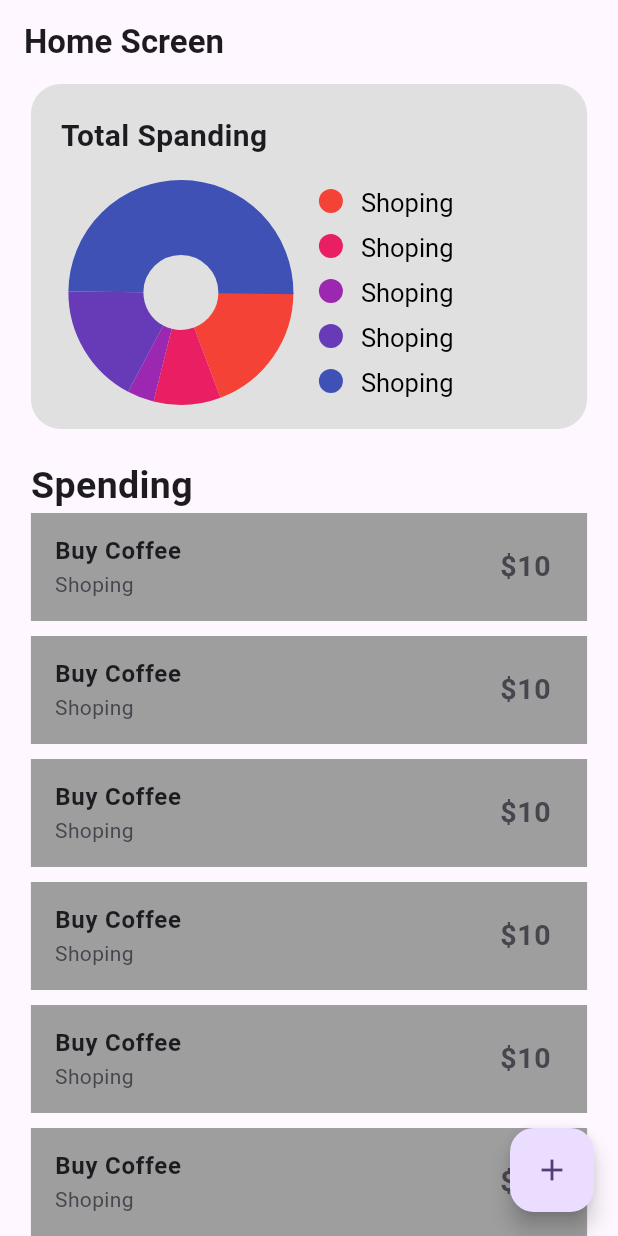
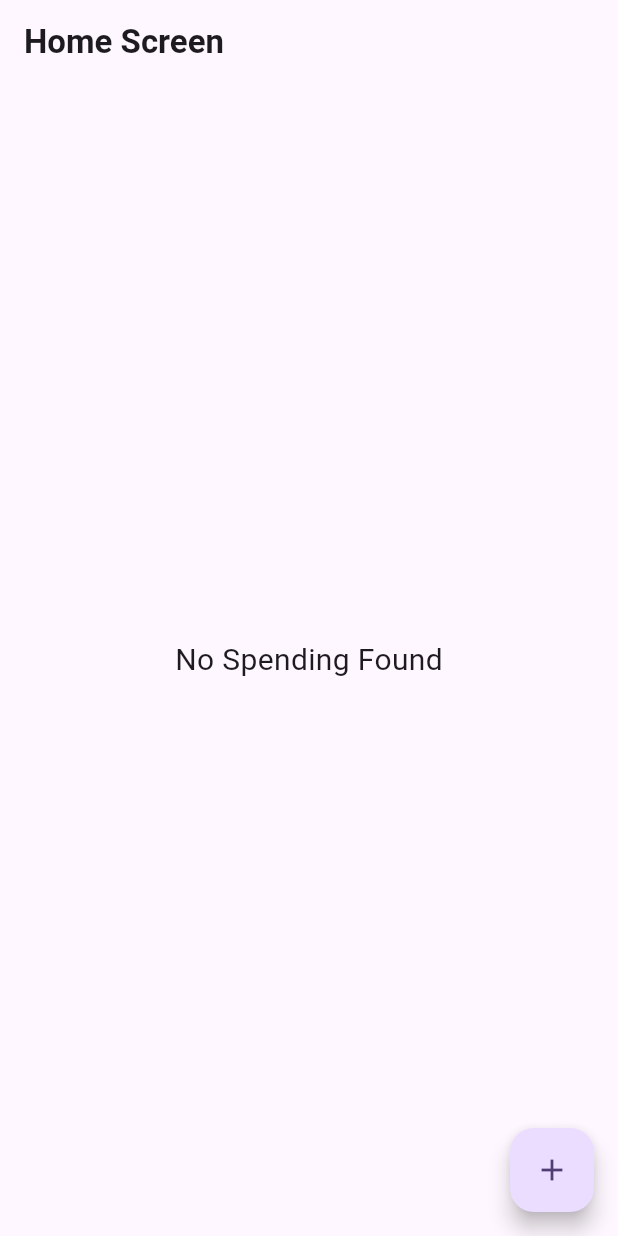
Before and after one commit to nikirana22/Expense-Tracker-App, a Flutter app: the screen it shows after launch, on a phone screen of 412 x 824 dp. Run offline on Flutter 3.47's test engine with Material 2 defaults, Android fonts, the phone set to English and light mode, and no system bars.

Commit message:
refactor(home_screen): replaced static design with dynamic.

```diff
--- a/lib/screens/home_screen.dart
+++ b/lib/screens/home_screen.dart
@@ -23,34 +23,21 @@ class HomeScreen extends StatelessWidget {
           style: TextStyle(fontWeight: FontWeight.bold),
         ),
       ),
-      body: SingleChildScrollView(
-        padding: EdgeInsets.symmetric(horizontal: screenSize.width * 0.05),
-        child: Column(
-          crossAxisAlignment: CrossAxisAlignment.start,
-          mainAxisSize: MainAxisSize.min,
-          children: [
-            Container(
-              height: 230,
-              width: double.infinity,
-              padding: const EdgeInsets.all(20),
-              decoration: BoxDecoration(
-                  color: Colors.grey.shade300,
-                  borderRadius: BorderRadius.circular(20)),
+      body: expenses.isEmpty
+          ? const Center(
+              child: Text(
+                'No Spending Found',
+                style: TextStyle(fontSize: 20),
+              ),
+            )
+          : SingleChildScrollView(
+              physics: const BouncingScrollPhysics(),
+              padding:
+                  EdgeInsets.symmetric(horizontal: screenSize.width * 0.05),
               child: Column(
                 crossAxisAlignment: CrossAxisAlignment.start,
                 children: [
-                  const Text(
-                    'Total Spanding',
-                    style: TextStyle(fontSize: 20, fontWeight: FontWeight.bold),
-                  ),
-                  const SizedBox(height: 20),
-                  SizedBox(
-                      width: double.infinity,
-                      child: CustomPaint(
-                          painter: SpendingGraph(circleRadius: 20))),
-                ],
-              ),
-            ),
+                  _buildGraphContainer(expensesManager, expenses),
                   const SizedBox(
                     height: 20,
                   ),
@@ -61,22 +48,9 @@ class HomeScreen extends StatelessWidget {
                   ListView.separated(
                     physics: const NeverScrollableScrollPhysics(),
                     shrinkWrap: true,
-              itemCount: 10,
-              padding: EdgeInsets.zero,
-              itemBuilder: (_, index) {
-                return const ListTile(
-                  tileColor: Colors.grey,
-                  title: Text(
-                    'Buy Coffee',
-                    style: TextStyle(fontWeight: FontWeight.bold),
-                  ),
-                  subtitle: Text('Shoping '),
-                  trailing: Text(
-                    '\$10',
-                    style: TextStyle(fontSize: 19, fontWeight: FontWeight.bold),
-                  ),
-                );
-              },
+                    itemCount: expenses.length,
+                    padding: const EdgeInsets.symmetric(vertical: 10),
+                    itemBuilder: (_, index) => _buildListItem(expenses, index),
                     separatorBuilder: (_, index) {
                       return const SizedBox(height: 10);
                     },
@@ -92,4 +66,62 @@ class HomeScreen extends StatelessWidget {
       ),
     );
   }
+
+  Widget _buildGraphContainer(
+      ExpensesManager expensesManager, List<Expense> expenses) {
+    return Container(
+      height: 230,
+      width: double.infinity,
+      padding: const EdgeInsets.all(20),
+      decoration: BoxDecoration(
+          color: Colors.grey.shade300, borderRadius: BorderRadius.circular(20)),
+      child: Column(
+        crossAxisAlignment: CrossAxisAlignment.start,
+        children: [
+          Row(
+            mainAxisAlignment: MainAxisAlignment.spaceBetween,
+            children: [
+              const Text(
+                'Total Spending',
+                style: TextStyle(fontSize: 20, fontWeight: FontWeight.bold),
+              ),
+              Flexible(
+                child: Text(
+                  '\$${expensesManager.totalAmountSpend} ',
+                  overflow: TextOverflow.ellipsis,
+                  style: const TextStyle(
+                      fontSize: 20, fontWeight: FontWeight.bold),
+                ),
+              )
+            ],
+          ),
+          const SizedBox(height: 20),
+          SizedBox(
+              width: double.infinity,
+              child: CustomPaint(
+                  painter: SpendingGraph(
+                      circleRadius: 100,
+                      expenses: expenses,
+                      totalSpending: expensesManager.totalAmountSpend))),
+        ],
+      ),
+    );
   }
+
+  Widget _buildListItem(List<Expense> expenses, int index) {
+    return ListTile(
+      tileColor: Colors.grey.shade300,
+      shape: RoundedRectangleBorder(borderRadius: BorderRadius.circular(20)),
+      title: Text(
+        expenses[index].title,
+        style: const TextStyle(fontWeight: FontWeight.bold),
+      ),
+      subtitle: Text(expenses[index].category),
+      trailing: Text(
+        '\$${expenses[index].amount}',
+        overflow: TextOverflow.ellipsis,
+        style: const TextStyle(fontSize: 19, fontWeight: FontWeight.bold),
+      ),
+    );
+  }
+}
--- a/lib/widgets/spending_graph.dart
+++ b/lib/widgets/spending_graph.dart
@@ -1,50 +1,73 @@
+import '/model/expense.dart';
 import 'package:flutter/material.dart';
 
 class SpendingGraph extends CustomPainter {
   final double circleRadius;
+  final List<Expense> expenses;
+  final double strokeWidth;
+  final double totalSpending;
 
-  SpendingGraph({required this.circleRadius});
+  //_sweepAngleValue is 6.3 because our full circle can be formed from 0 to 6.3
+  static const double _sweepAngleValue = 6.3;
+
+  SpendingGraph({
+    required this.circleRadius,
+    required this.expenses,
+    this.strokeWidth = 50,
+    required this.totalSpending,
+  });
 
   @override
   void paint(Canvas canvas, Size size) {
-    final rect = Offset(30, 20) & Size(100, 100);
+    /// offset is 20,20 because of padding
+    final rect = const Offset(20, 20) & Size(circleRadius, circleRadius);
+    Set<String> categories = expenses.map((e) => e.category).toSet();
     Paint paint = Paint();
-    paint.color = Colors.white;
-    paint.strokeWidth = 50;
     paint.style = PaintingStyle.stroke;
-    List<int> list = [100, 50, 20, 90, 260];
-    const sweepAngleValue = 6.3;
+    paint.strokeWidth = strokeWidth;
     double startAngle = 0;
-    for (int i = 0; i < list.length; i++) {
-      double sweepAngle =
-          (sweepAngleValue * getPercentage(list[i], list)) / 100;
+    for (int i = 0; i < categories.length; i++) {
+      double amount = _getCategorySpentAmount(categories.elementAt(i));
+      double sweepAngle = (_sweepAngleValue * _getCategoryPer(amount)) / 100;
+
+      /// for graph
       canvas.drawArc(rect, startAngle, sweepAngle, false,
           paint..color = Colors.primaries[i]);
       startAngle += sweepAngle;
 
-      //for points ------------------
+      ///for dots ------------------
       Paint p2 = Paint();
       p2.style = PaintingStyle.fill;
-      canvas.drawCircle(Offset(rect.right + paint.strokeWidth, (i + 0.3) * 30),
-          8, p2..color = paint.color);
-      //for text -------------------
+      double verticalPos = i * 30;
+
+      canvas.drawCircle(Offset(rect.right + strokeWidth, verticalPos + 10), 8,
+          p2..color = paint.color);
+
+      ///for category name -------------------
       TextPainter textPainter = TextPainter(
           textDirection: TextDirection.ltr,
-          text: const TextSpan(
-              text: "Shoping",
-              style: TextStyle(fontSize: 17, color: Colors.black)));
+          text: TextSpan(
+              text: categories.elementAt(i),
+              style: const TextStyle(fontSize: 17, color: Colors.black)));
       textPainter.layout(maxWidth: size.width);
-      textPainter.paint(
-          canvas, Offset(rect.right + paint.strokeWidth + 20, i * 30));
+      textPainter.paint(canvas..getDestinationClipBounds(),
+          Offset(rect.right + paint.strokeWidth + 15, verticalPos));
     }
-  }
-
-  double getPercentage(int value, List<int> list) {
-    return (value * 100) / list.reduce((value, element) => value + element);
   }
 
   @override
   bool shouldRepaint(covariant CustomPainter oldDelegate) {
     return true;
   }
+
+  double _getCategoryPer(double amount) {
+    return (amount * 100) / totalSpending;
+  }
+
+  double _getCategorySpentAmount(String category) {
+    return expenses
+        .where((element) => element.category == category)
+        .map((e) => e.amount)
+        .reduce((value, element) => value + element);
+  }
 }
```
Lines whose indentation alone changed are shown as unchanged.
